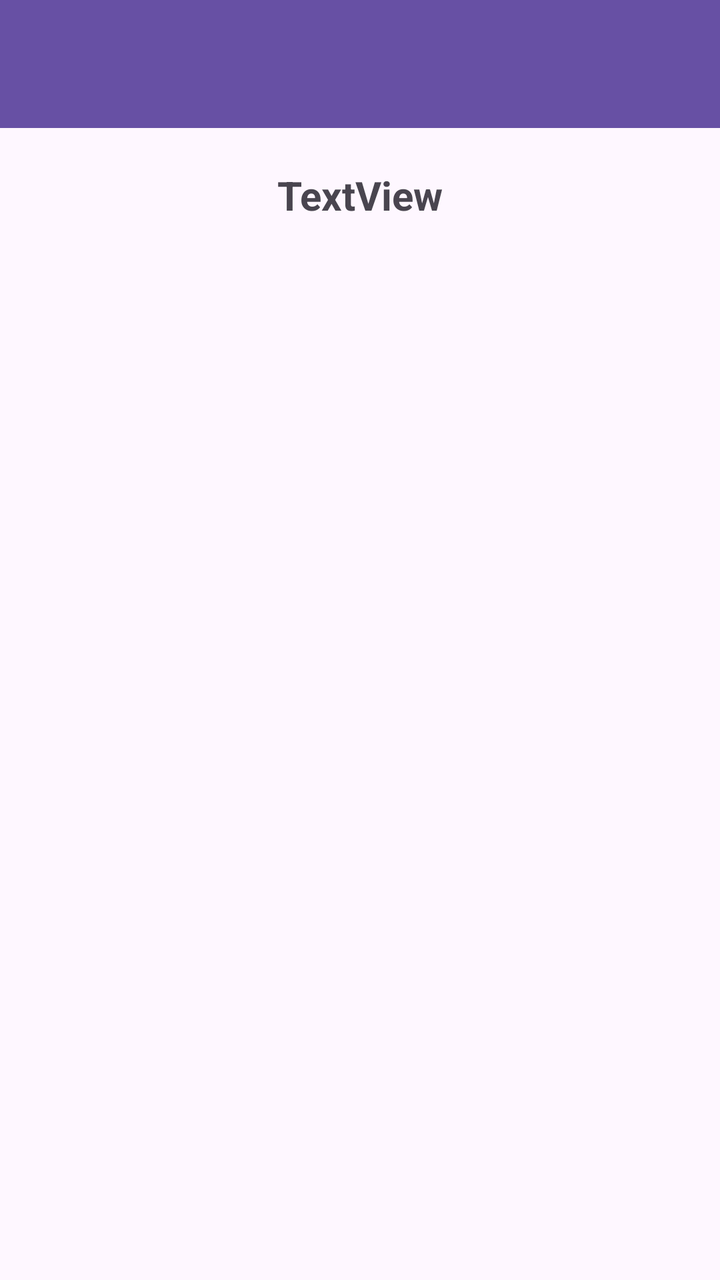
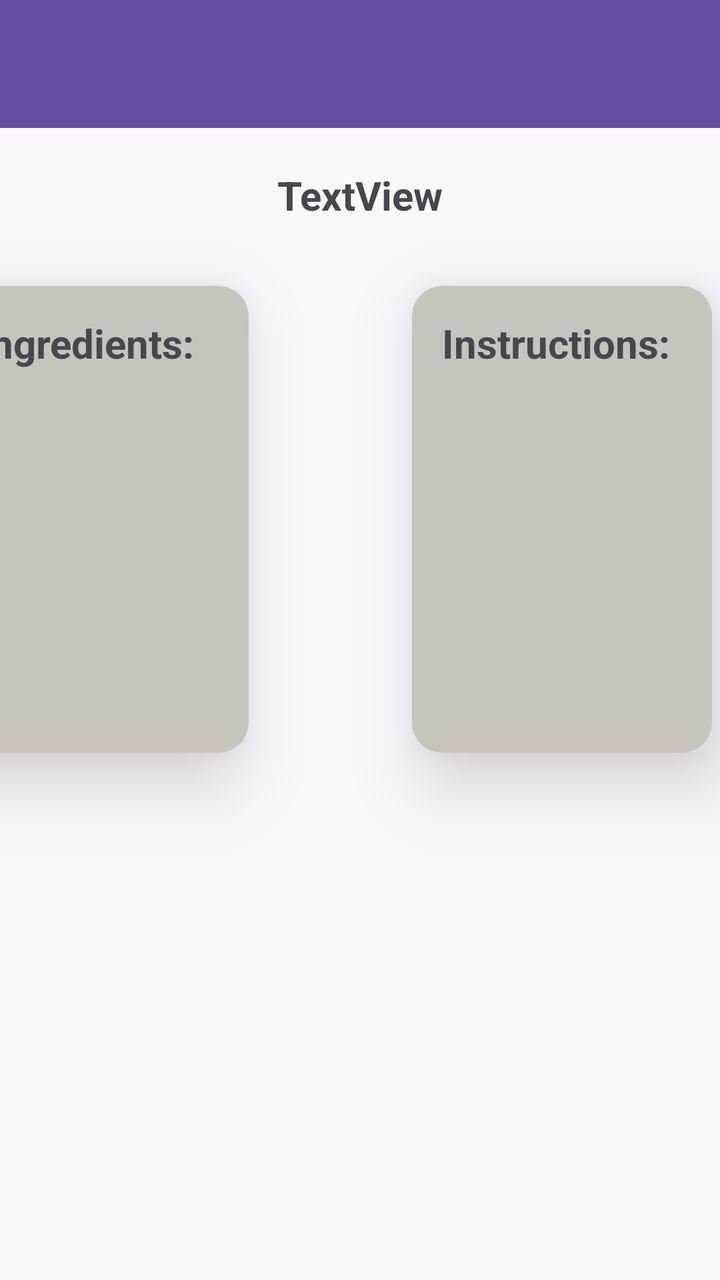

An Android layout rendered at two revisions. The XML below is the earlier revision; the diff shows what the commit changed to produce the second picture.
<!-- AndroidManifest.xml: application theme Theme.RylanWight -->
<!-- res/layout/activity_view_recipe.xml -->
<?xml version="1.0" encoding="utf-8"?>
<androidx.constraintlayout.widget.ConstraintLayout xmlns:android="http://schemas.android.com/apk/res/android"
    xmlns:app="http://schemas.android.com/apk/res-auto"
    xmlns:tools="http://schemas.android.com/tools"
    android:id="@+id/main"
    android:layout_width="match_parent"
    android:layout_height="match_parent"
    tools:context=".view_recipe">

    <androidx.appcompat.widget.Toolbar
        android:id="@+id/tbViewRecipe"
        android:layout_width="409dp"
        android:layout_height="wrap_content"
        android:background="?attr/colorPrimary"
        android:minHeight="?attr/actionBarSize"
        android:theme="?attr/actionBarTheme"
        app:layout_constraintEnd_toEndOf="parent"
        app:layout_constraintStart_toStartOf="parent"
        app:layout_constraintTop_toTopOf="parent" />

    <TextView
        android:id="@+id/tvRecipeName"
        android:layout_width="wrap_content"
        android:layout_height="wrap_content"
        android:layout_marginTop="20dp"
        android:text="TextView"
        android:textSize="20sp"
        android:textStyle="bold"
        app:layout_constraintEnd_toEndOf="parent"
        app:layout_constraintStart_toStartOf="parent"
        app:layout_constraintTop_toBottomOf="@+id/tbViewRecipe" />
</androidx.constraintlayout.widget.ConstraintLayout>
<!-- resources referenced by this layout -->
<resources>
  <style name="Theme.RylanWight" parent="Base.Theme.RylanWight" />
  <style name="Base.Theme.RylanWight" parent="Theme.Material3.DayNight.NoActionBar">
          
          
      </style>
</resources>

<!-- the commit's change to res/layout/activity_view_recipe.xml (unified diff, before → after) -->
@@ -6,6 +6,45 @@
     android:layout_width="match_parent"
     android:layout_height="match_parent"
     tools:context=".view_recipe">
+
+    <androidx.cardview.widget.CardView
+        android:id="@+id/ingredientsCard"
+        android:layout_width="450px"
+        android:layout_height="700px"
+        android:layout_marginTop="32dp"
+        android:layout_marginEnd="236dp"
+        android:maxHeight="200px"
+        app:cardBackgroundColor="#C9C3BD"
+        app:cardCornerRadius="15dp"
+        app:cardElevation="24dp"
+        app:layout_constraintEnd_toEndOf="parent"
+        app:layout_constraintTop_toBottomOf="@+id/tvRecipeName">
+
+        <TextView
+            android:id="@+id/tvIngredientsTitle"
+            android:layout_width="127dp"
+            android:layout_height="wrap_content"
+            android:layout_marginStart="15dp"
+            android:layout_marginTop="15dp"
+            android:layout_marginEnd="113dp"
+            android:layout_marginRight="113dp"
+            android:layout_marginBottom="15dp"
+            android:text="Ingredients:"
+            android:textSize="20sp"
+            android:textStyle="bold"
+            app:layout_constraintEnd_toEndOf="parent"
+            app:layout_constraintStart_toStartOf="parent"
+            app:layout_constraintTop_toTopOf="parent" />
+
+        <androidx.recyclerview.widget.RecyclerView
+            android:id="@+id/ingredientList"
+            android:layout_width="match_parent"
+            android:layout_height="wrap_content"
+            android:layout_marginStart="15dp"
+            android:layout_marginTop="45dp"
+            android:layout_marginEnd="10dp"
+            android:layout_marginBottom="10dp" />
+    </androidx.cardview.widget.CardView>
 
     <androidx.appcompat.widget.Toolbar
         android:id="@+id/tbViewRecipe"
@@ -29,4 +68,37 @@
         app:layout_constraintEnd_toEndOf="parent"
         app:layout_constraintStart_toStartOf="parent"
         app:layout_constraintTop_toBottomOf="@+id/tbViewRecipe" />
+
+    <androidx.cardview.widget.CardView
+        android:id="@+id/instructionsCard"
+        android:layout_width="450px"
+        android:layout_height="700px"
+        android:layout_marginTop="32dp"
+        android:layout_marginEnd="4dp"
+        app:cardBackgroundColor="#C9C3BD"
+        app:cardCornerRadius="15dp"
+        app:cardElevation="24dp"
+        app:layout_constraintEnd_toEndOf="parent"
+        app:layout_constraintTop_toBottomOf="@+id/tvRecipeName">
+
+        <TextView
+            android:id="@+id/tvInstructionsTitle"
+            android:layout_width="wrap_content"
+            android:layout_height="wrap_content"
+            android:layout_marginStart="15dp"
+            android:layout_marginTop="15dp"
+            android:layout_marginBottom="15dp"
+            android:text="Instructions:"
+            android:textSize="20sp"
+            android:textStyle="bold" />
+
+        <androidx.recyclerview.widget.RecyclerView
+            android:id="@+id/instructionList"
+            android:layout_width="match_parent"
+            android:layout_height="match_parent"
+            android:layout_marginStart="15dp"
+            android:layout_marginTop="45dp" />
+
+    </androidx.cardview.widget.CardView>
+
 </androidx.constraintlayout.widget.ConstraintLayout>
